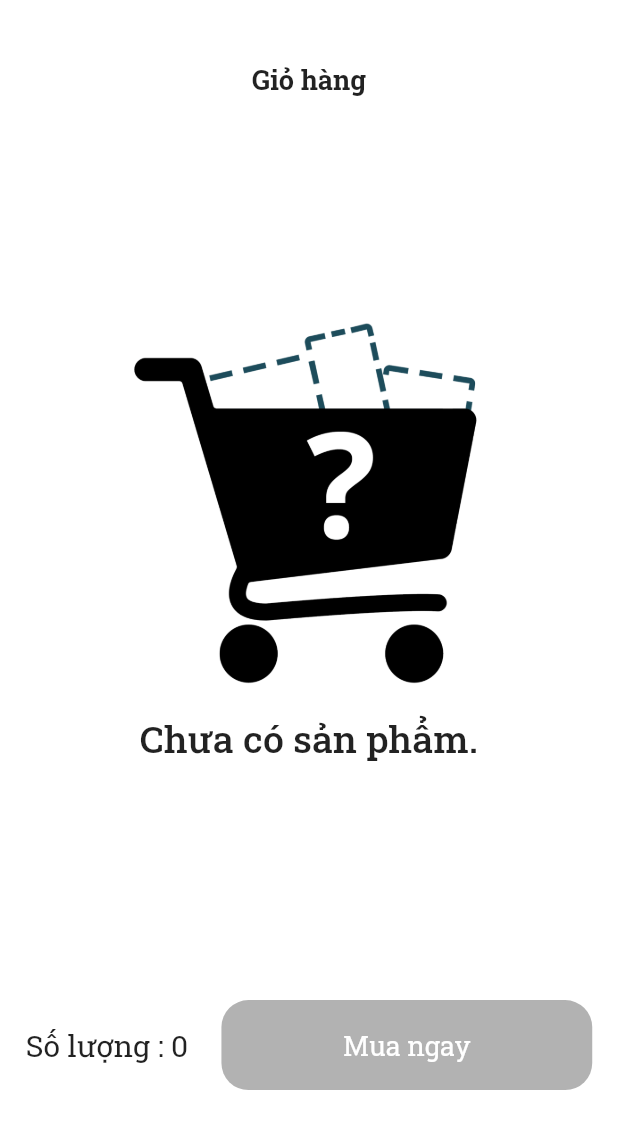
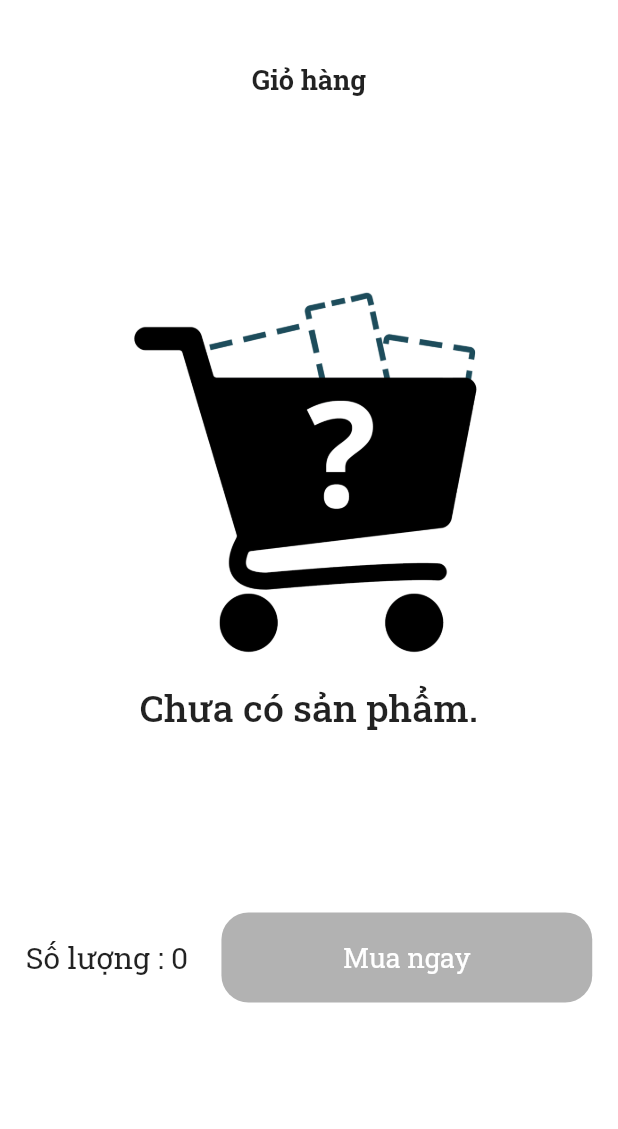
Before and after one commit to nguyenvu22/SkinPal-mobile, a Flutter app: the CartPage screen opened directly, on a phone screen of 412 x 824 dp. Shown: the top 1129 px of the screen. Run offline on Flutter 3.47's test engine with Material 2 defaults, Android fonts, the phone set to English and light mode, and no system bars; our stand-ins replace animated_text_kit, carousel_slider, curved_navigation_bar, firebase_core, flutter_bounce, fluttertoast and 9 more; missing offline and left inert: flutter_stripe, zego_uikit_prebuilt_video_conference; accounts and stored records are empty; network calls fail.

Commit message:
fix layout2

```diff
--- a/lib/pages/store/cart/cart_page.dart
+++ b/lib/pages/store/cart/cart_page.dart
@@ -30,8 +30,9 @@ class _CartPageState extends State<CartPage> {
       () => SafeArea(
         child: Scaffold(
           backgroundColor: Colors.white,
-          body: SingleChildScrollView(
-            child: Column(
+          body: Stack(
+            children: [
+              Column(
                 children: [
                   SizedBox(
                     height: h * 0.05,
@@ -48,13 +49,16 @@ class _CartPageState extends State<CartPage> {
                   SizedBox(
                     height: h * 0.03,
                   ),
-                _buildListView(w, h),
                   SizedBox(
-                  height: h * 0.05,
+                    height: h * 0.6,
+                    child: _buildListView(w, h),
                   ),
-                _buildCheckout(w, h),
+                  Padding(
+                      padding: const EdgeInsets.only(top: 24),
+                      child: _buildCheckout(w, h)),
                 ],
               ),
+            ],
           ),
         ),
       ),
@@ -261,7 +265,11 @@ class _CartPageState extends State<CartPage> {
   }
 
   Widget _buildCheckout(w, h) {
-    return SizedBox(
+    return Padding(
+      padding: const EdgeInsets.only(
+        bottom: 12,
+      ),
+      child: SizedBox(
         width: double.infinity,
         height: 60,
         child: Row(
@@ -333,6 +341,7 @@ class _CartPageState extends State<CartPage> {
             ),
           ],
         ),
+      ),
     );
   }
 }
```
Also changed, not shown: lib/pages/checkout/checkout_page.dart (+6 -4 lines). Lines whose indentation alone changed are shown as unchanged.
